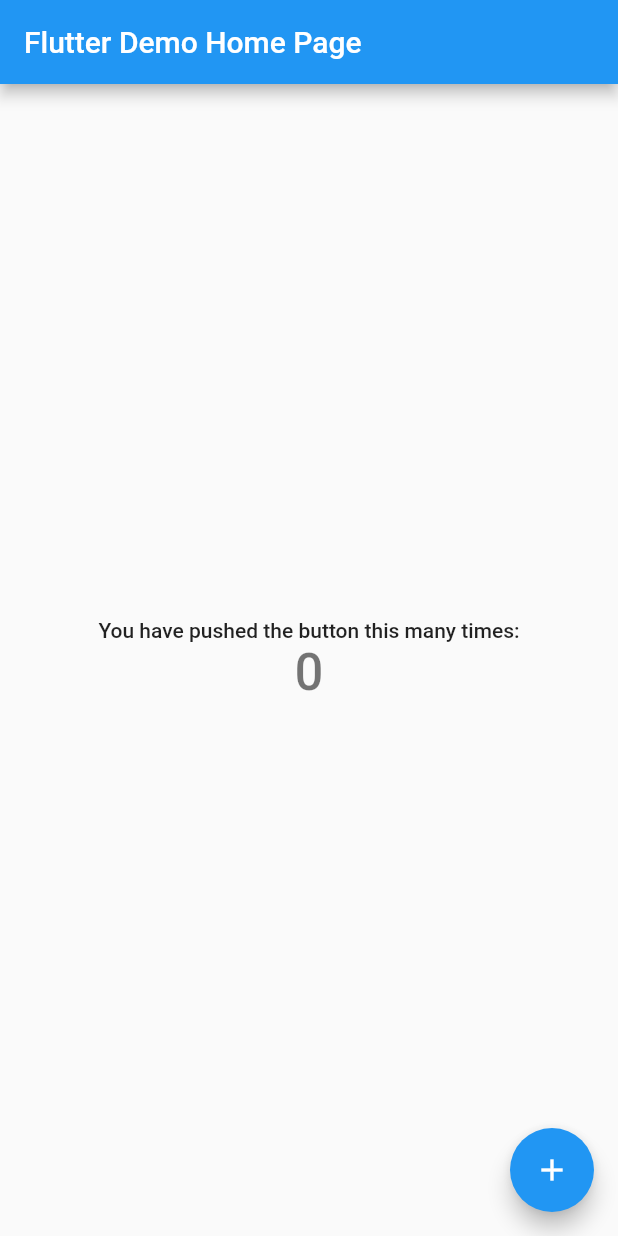
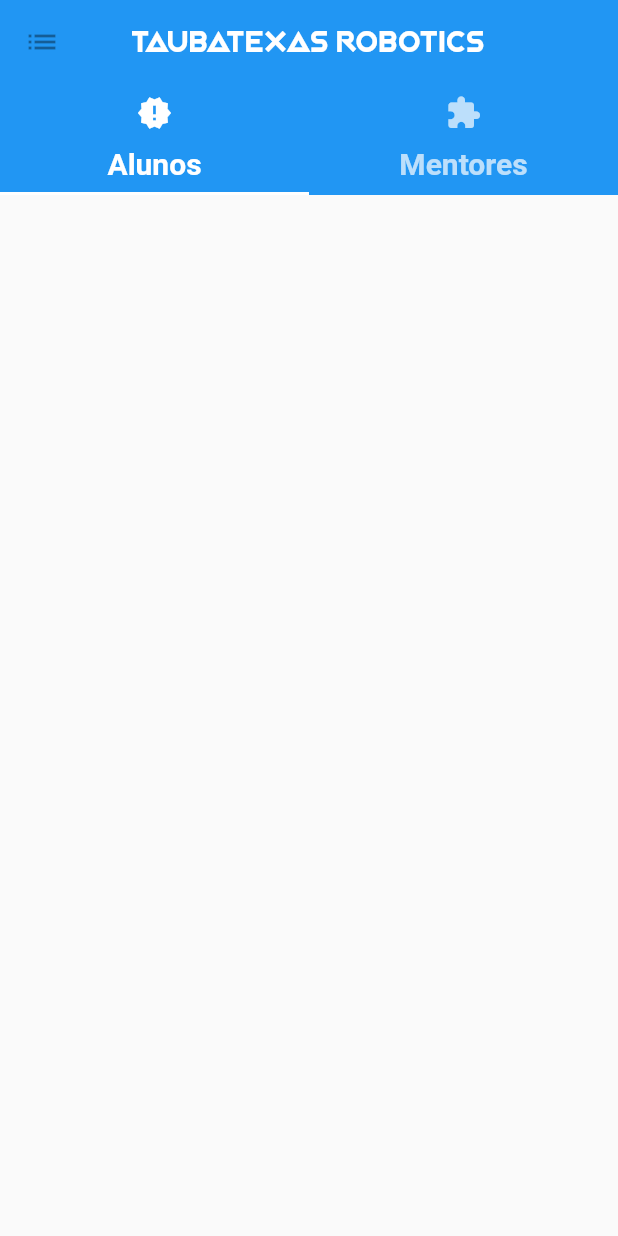
Before and after one commit to megarubber/team-management-mobile, a Flutter app: the screen it shows after launch, on a phone screen of 412 x 824 dp. Run offline on Flutter 3.47's test engine with Material 2 defaults, Android fonts, the phone set to English and light mode, and no system bars; our stand-ins replace firebase_core; accounts and stored records are empty.

Commit message:
chore: config firebase in flutter (android & ios)

```diff
--- a/lib/main.dart
+++ b/lib/main.dart
@@ -1,115 +1,25 @@
 import 'package:flutter/material.dart';
+import 'menu.dart';
+import 'package:firebase_core/firebase_core.dart';
+import 'firebase_options.dart';
 
-void main() {
+void main() async {
   runApp(const MyApp());
+  await Firebase.initializeApp(
+    options: DefaultFirebaseOptions.currentPlatform,
+  );
 }
 
 class MyApp extends StatelessWidget {
   const MyApp({super.key});
 
-  // This widget is the root of your application.
   @override
   Widget build(BuildContext context) {
     return MaterialApp(
-      title: 'Flutter Demo',
-      theme: ThemeData(
-        // This is the theme of your application.
-        //
-        // Try running your application with "flutter run". You'll see the
-        // application has a blue toolbar. Then, without quitting the app, try
-        // changing the primarySwatch below to Colors.green and then invoke
-        // "hot reload" (press "r" in the console where you ran "flutter run",
-        // or simply save your changes to "hot reload" in a Flutter IDE).
-        // Notice that the counter didn't reset back to zero; the application
-        // is not restarted.
-        primarySwatch: Colors.blue,
-      ),
-      home: const MyHomePage(title: 'Flutter Demo Home Page'),
+      routes: {
+        '/menu': (BuildContext context) => const Menu()
+      },
+      initialRoute: '/menu'
     );
   }
 }
-
-class MyHomePage extends StatefulWidget {
-  const MyHomePage({super.key, required this.title});
-
-  // This widget is the home page of your application. It is stateful, meaning
-  // that it has a State object (defined below) that contains fields that affect
-  // how it looks.
-
-  // This class is the configuration for the state. It holds the values (in this
-  // case the title) provided by the parent (in this case the App widget) and
-  // used by the build method of the State. Fields in a Widget subclass are
-  // always marked "final".
-
-  final String title;
-
-  @override
-  State<MyHomePage> createState() => _MyHomePageState();
-}
-
-class _MyHomePageState extends State<MyHomePage> {
-  int _counter = 0;
-
-  void _incrementCounter() {
-    setState(() {
-      // This call to setState tells the Flutter framework that something has
-      // changed in this State, which causes it to rerun the build method below
-      // so that the display can reflect the updated values. If we changed
-      // _counter without calling setState(), then the build method would not be
-      // called again, and so nothing would appear to happen.
-      _counter++;
-    });
-  }
-
-  @override
-  Widget build(BuildContext context) {
-    // This method is rerun every time setState is called, for instance as done
-    // by the _incrementCounter method above.
-    //
-    // The Flutter framework has been optimized to make rerunning build methods
-    // fast, so that you can just rebuild anything that needs updating rather
-    // than having to individually change instances of widgets.
-    return Scaffold(
-      appBar: AppBar(
-        // Here we take the value from the MyHomePage object that was created by
-        // the App.build method, and use it to set our appbar title.
-        title: Text(widget.title),
-      ),
-      body: Center(
-        // Center is a layout widget. It takes a single child and positions it
-        // in the middle of the parent.
-        child: Column(
-          // Column is also a layout widget. It takes a list of children and
-          // arranges them vertically. By default, it sizes itself to fit its
-          // children horizontally, and tries to be as tall as its parent.
-          //
-          // Invoke "debug painting" (press "p" in the console, choose the
-          // "Toggle Debug Paint" action from the Flutter Inspector in Android
-          // Studio, or the "Toggle Debug Paint" command in Visual Studio Code)
-          // to see the wireframe for each widget.
-          //
-          // Column has various properties to control how it sizes itself and
-          // how it positions its children. Here we use mainAxisAlignment to
-          // center the children vertically; the main axis here is the vertical
-          // axis because Columns are vertical (the cross axis would be
-          // horizontal).
-          mainAxisAlignment: MainAxisAlignment.center,
-          children: <Widget>[
-            const Text(
-              'You have pushed the button this many times:',
-            ),
-            Text(
-              '$_counter',
-              style: Theme.of(context).textTheme.headlineMedium,
-            ),
-          ],
-        ),
-      ),
-      floatingActionButton: FloatingActionButton(
-        onPressed: _incrementCounter,
-        tooltip: 'Increment',
-        child: const Icon(Icons.add),
-      ), // This trailing comma makes auto-formatting nicer for build methods.
-    );
-  }
-}
--- /dev/null
+++ b/lib/menu.dart
@@ -0,0 +1,63 @@
+import 'package:flutter/material.dart';
+
+class Menu extends StatefulWidget {
+  const Menu({Key? key}) : super(key: key);
+
+  @override
+  State<Menu> createState() => _MenuState();
+}
+
+class _MenuState extends State<Menu> {
+  @override
+  Widget build(BuildContext context) {
+    return DefaultTabController(
+      length: 2,
+      child: Scaffold(
+        appBar: AppBar(
+          title: Text(
+            'TAUBATEXAS ROBOTICS',
+            style: TextStyle(
+              fontFamily: 'JackFrost',
+              fontSize: 20
+            ),
+          ),
+          leading: IconButton(
+            icon: Icon(Icons.list),
+            onPressed: null
+          ),
+          centerTitle: true,
+          elevation: 0,
+          foregroundColor: Colors.white,
+          bottom: TabBar(
+            labelStyle: TextStyle(
+              fontFamily: 'Roboto',
+              fontSize: 20,
+              fontWeight: FontWeight.bold
+            ),
+            tabs: <Tab>[
+              Tab(
+                icon: Icon(Icons.new_releases),
+                text: 'Alunos'
+              ),
+              Tab(
+                icon: Icon(Icons.extension),
+                text: 'Mentores'
+              ),
+            ]
+          )
+        ),
+        body: SafeArea(
+          child: Container(
+            padding: const EdgeInsets.all(20),
+            alignment: Alignment.center,
+            child: Column(
+              children: <Widget>[
+
+              ]
+            )
+          )
+        )
+      )
+    );
+  }
+}
--- a/pubspec.yaml
+++ b/pubspec.yaml
@@ -35,6 +35,7 @@ dependencies:
   # The following adds the Cupertino Icons font to your application.
   # Use with the CupertinoIcons class for iOS style icons.
   cupertino_icons: ^1.0.2
+  firebase_core: any
 
 dev_dependencies:
   flutter_test:
```
Also changed, not shown: lib/firebase_options.dart (added), pubspec.lock, 6 other files.
